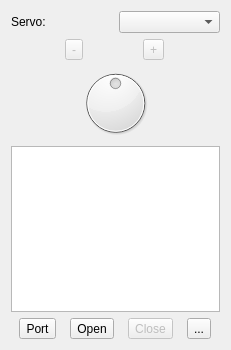
Above: visao-c/workspace/inmoov_qt/src/remotecontrolwindow.ui from xtarke/visao before the change. Below: the same form after it.
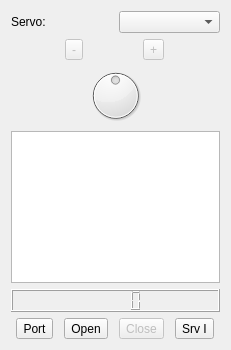
That is the form after the change.

```diff
--- a/visao-c/workspace/inmoov_qt/src/remotecontrolwindow.ui
+++ b/visao-c/workspace/inmoov_qt/src/remotecontrolwindow.ui
@@ -73,6 +73,13 @@
      <item>
       <widget class="QPlainTextEdit" name="plainTextEdit"/>
      </item>
+     <item>
+      <widget class="QLCDNumber" name="lcdNumber">
+       <property name="smallDecimalPoint">
+        <bool>false</bool>
+       </property>
+      </widget>
+     </item>
      <item>
       <layout class="QHBoxLayout" name="horizontalLayout_3">
        <item>
@@ -105,7 +112,7 @@
        <item>
         <widget class="QToolButton" name="toolButtonMov">
          <property name="text">
-          <string>...</string>
+          <string>Srv I</string>
          </property>
         </widget>
        </item>
```
